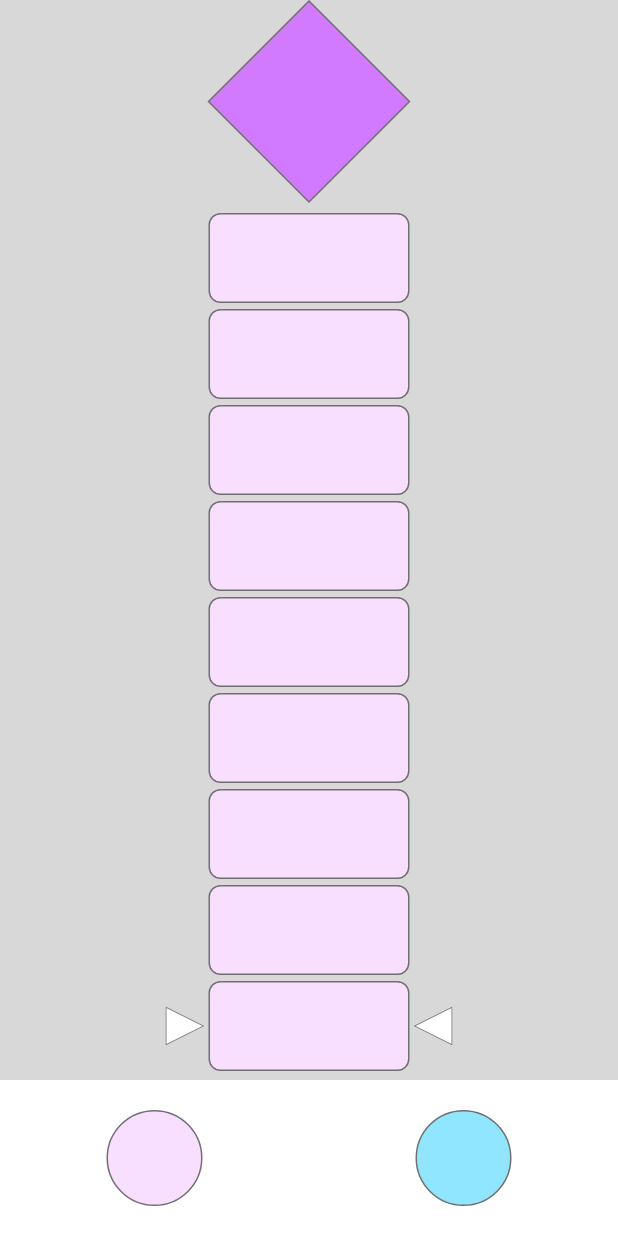
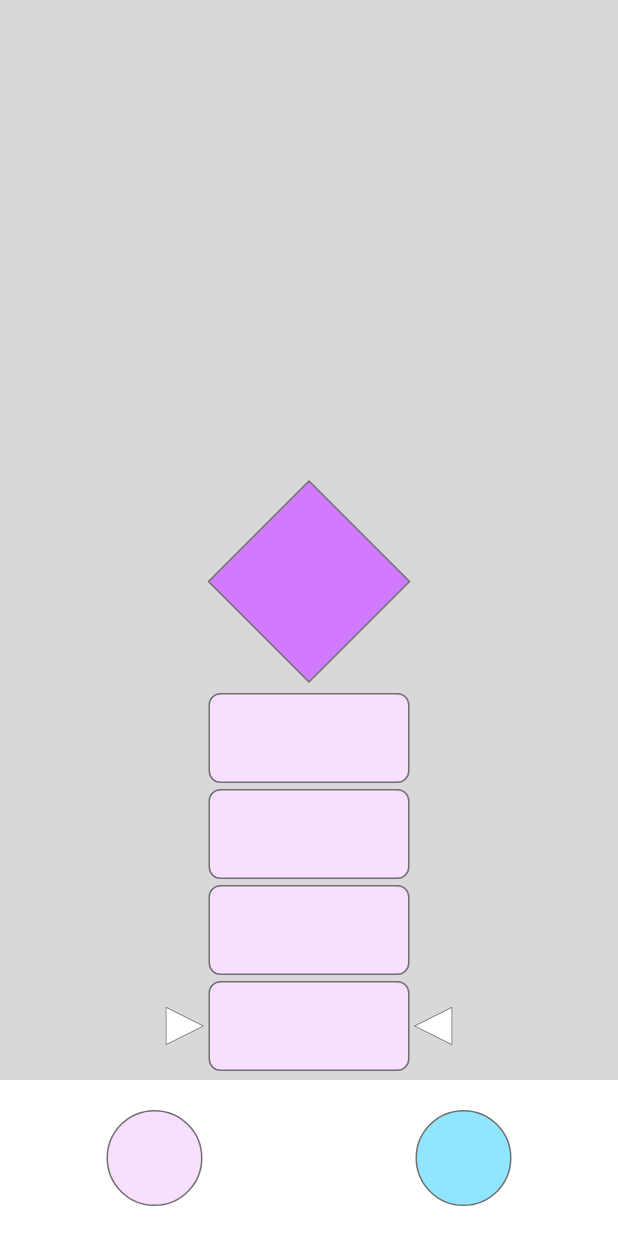
Before and after one commit to SRatchavaran/tower_box_test, a Flutter app: the screen it shows after launch, on a phone screen of 412 x 824 dp. Run offline on Flutter 3.47's test engine with Material 2 defaults, Android fonts, the phone set to English and light mode, and no system bars.

```diff
--- a/lib/play.screen.dart
+++ b/lib/play.screen.dart
@@ -17,14 +17,29 @@ class PlayScreen extends StatefulWidget {
 
 class _PlayScreenState extends State<PlayScreen> {
   List<BoxModel> boxList = [];
-  int number = 0, maxBox = 10, _startTime = 2;
-  Timer? timer;
-  bool isShowTime = false, isLeft = false, isRight = false;
+  int numberDestroy = 0, maxBox = 5, _startTime = 2, _totalTime = 0;
+  Timer? timer, totalTimer;
+  bool isShowTime = false,
+      isLeft = false,
+      isRight = false,
+      isStop = false,
+      isStart = true;
   String txtShow = '';
   Size sizeLastBox = const Size(0, 0), sizeTriangle = const Size(24, 24);
 
   @override
   void initState() {
+    setStart();
+    super.initState();
+  }
+
+  void setStart() {
+    isShowTime = false;
+    isLeft = false;
+    isRight = false;
+    isStop = false;
+    isStart = true;
+    _totalTime = 0;
     int i = 0;
     do {
       i++;
@@ -54,7 +69,6 @@ class _PlayScreenState extends State<PlayScreen> {
         ),
       );
     } while (i < maxBox);
-    super.initState();
   }
 
   @override
@@ -123,7 +137,7 @@ class _PlayScreenState extends State<PlayScreen> {
                                         Padding(
                                           padding: const EdgeInsets.all(4),
                                           child: Stack(
-                                            children: number == index
+                                            children: numberDestroy == index
                                                 ? [
                                                     CustomPaint(
                                                       size: sizeTriangle,
@@ -165,7 +179,7 @@ class _PlayScreenState extends State<PlayScreen> {
                                         Padding(
                                           padding: const EdgeInsets.all(4),
                                           child: Stack(
-                                            children: number == index
+                                            children: numberDestroy == index
                                                 ? [
                                                     CustomPaint(
                                                       size: sizeTriangle,
@@ -234,6 +248,31 @@ class _PlayScreenState extends State<PlayScreen> {
                               fontWeight: FontWeight.w900,
                             ),
                             textAlign: TextAlign.center,
+                          ),
+                        )
+                      : Container(),
+                ),
+                Positioned.fill(
+                  child: isStop
+                      ? Center(
+                          child: GestureDetector(
+                            onTap: () {
+                              setState(() {
+                                setStart();
+                              });
+                            },
+                            child: const SizedBox(
+                              width: double.infinity,
+                              child: Text(
+                                'เริ่มใหม่',
+                                style: TextStyle(
+                                  fontSize: 36,
+                                  color: Colors.green,
+                                  fontWeight: FontWeight.w900,
+                                ),
+                                textAlign: TextAlign.center,
+                              ),
+                            ),
                           ),
                         )
                       : Container(),
@@ -313,6 +352,10 @@ class _PlayScreenState extends State<PlayScreen> {
   }
 
   void timerFnc() {
+    if (isStart == true) {
+      startTotalTimer();
+      isStart = false;
+    }
     _startTime = 2;
     const oneSec = Duration(seconds: 1);
     timer = Timer.periodic(
@@ -322,6 +365,7 @@ class _PlayScreenState extends State<PlayScreen> {
           boxList.removeAt(0);
           if (boxList.isEmpty) {
             txtShow = 'กล่องหมดแล้ว';
+            isStop = true;
           } else {
             isShowTime = false;
           }
@@ -341,8 +385,25 @@ class _PlayScreenState extends State<PlayScreen> {
     setState(() {
       if (boxList.isNotEmpty) {
         isShowTime = false;
-        timer!.cancel();
+        timer?.cancel();
       }
     });
   }
+
+  void startTotalTimer() {
+    const oneSec = Duration(seconds: 1);
+    totalTimer = Timer.periodic(
+      oneSec,
+      (Timer timer) {
+        if (isStop == true) {
+          setState(() {
+            txtShow += '\nใช้เวลาทั้งหมด\n $_totalTime วินาที';
+          });
+          timer.cancel();
+        } else {
+          _totalTime++;
+        }
+      },
+    );
+  }
 }
```
